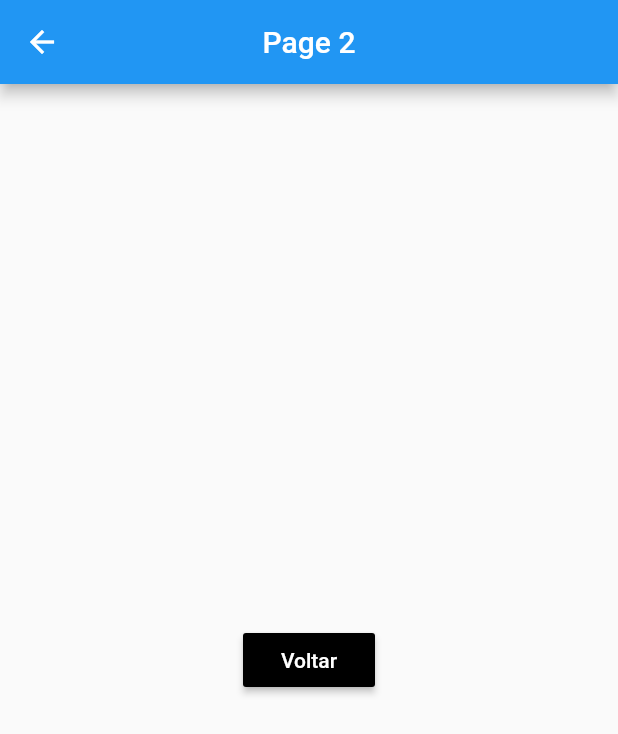
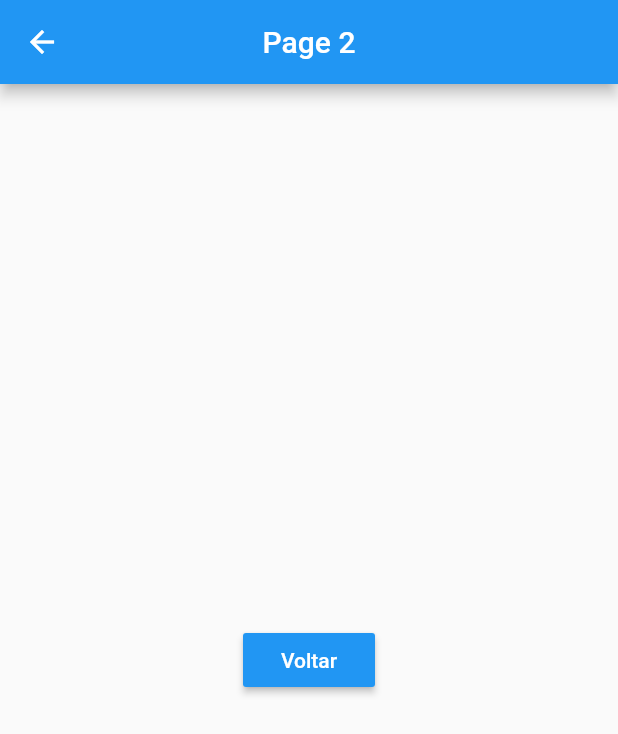
Before and after one commit to gabriellopesjds/flutter_widgets, a Flutter app: the screen it shows after launch, after a tap on "Page 2", on a phone screen of 412 x 824 dp. Shown: the top 734 px of the screen. Run offline on Flutter 3.47's test engine with Material 2 defaults, Android fonts, the phone set to English and light mode, and no system bars.

Commit message:
Criando componentes de Navegação

```diff
--- a/lib/home_page.dart
+++ b/lib/home_page.dart
@@ -1,7 +1,9 @@
 import 'package:flutter/material.dart';
+import 'package:flutter_widgets/nav/nav.dart';
 import 'package:flutter_widgets/pages/hello_page1.dart';
 import 'package:flutter_widgets/pages/hello_page2.dart';
 import 'package:flutter_widgets/pages/hello_page3.dart';
+import 'package:flutter_widgets/widgets/blue_button.dart';
 
 class HomePage extends StatelessWidget {
   @override
@@ -49,17 +51,17 @@ class HomePage extends StatelessWidget {
         Row(
           mainAxisAlignment: MainAxisAlignment.spaceEvenly,
           children: <Widget>[
-            _buildButton(context, "ListView", () => _onClickNavigator(context, HelloPage1())),
-            _buildButton(context, "Page 2", () => _onClickNavigator(context, HelloPage2())),
-            _buildButton(context, "Page 3",() => _onClickNavigator(context, HelloPage3())),
+            BlueButton("ListView", () => _onClickNavigator(context, HelloPage1())),
+            BlueButton("Page 2", () => _onClickNavigator(context, HelloPage2())),
+            BlueButton("Page 3",() => _onClickNavigator(context, HelloPage3())),
           ],
         ),
         Row(
           mainAxisAlignment: MainAxisAlignment.spaceEvenly,
           children: <Widget>[
-            _buildButton(context, "Snack", () => _onClickSnack),
-            _buildButton(context, "Dialog", () => _onClickDialog()),
-            _buildButton(context, "Toast", () => _onClickToast()),
+            BlueButton("Snack", () => _onClickSnack),
+            BlueButton("Dialog", () => _onClickDialog()),
+            BlueButton("Toast", () => _onClickToast()),
           ],
         )
       ],
@@ -74,21 +76,8 @@ class HomePage extends StatelessWidget {
 
   Function _onClickToast() {}
 
-  _buildButton(context, String text, Function onPressed) {
-    return RaisedButton(
-      color: Colors.blue,
-      child: Text(
-        text,
-        style: TextStyle(color: Colors.white),
-      ),
-      onPressed: onPressed
-    );
-  }
-
   void _onClickNavigator(BuildContext context, Widget page) async {
-    String retorno = await Navigator.push(context, MaterialPageRoute(builder: (BuildContext context) {
-      return page;
-    }));
+    String retorno = await push(context, page);
     print(retorno);
   }
 
--- /dev/null
+++ b/lib/nav/nav.dart
@@ -0,0 +1,11 @@
+import 'package:flutter/material.dart';
+
+Future push(context, page){
+  return Navigator.push(context, MaterialPageRoute(builder: (BuildContext context) {
+    return page;
+  }));
+}
+
+pop(context, dynamic obj){
+  Navigator.pop(context, obj);
+}
--- a/lib/pages/hello_page2.dart
+++ b/lib/pages/hello_page2.dart
@@ -1,4 +1,6 @@
 import 'package:flutter/material.dart';
+import 'package:flutter_widgets/nav/nav.dart';
+import 'package:flutter_widgets/widgets/blue_button.dart';
 
 class HelloPage2 extends StatelessWidget {
   @override
@@ -14,20 +16,11 @@ class HelloPage2 extends StatelessWidget {
 
   _buildBody(context) {
     return Center(
-      child: RaisedButton(
-        child: Text(
-          "Voltar",
-          style: TextStyle(color: Colors.white),
-        ),
-        onPressed: () {
-          _onClickVoltar(context);
-        },
-        color: Colors.black,
-      ),
+      child: BlueButton("Voltar", () => _onClickVoltar(context)),
     );
   }
 
   _onClickVoltar(context){
-    Navigator.pop(context, "Page 2");
+    pop(context, "Page 2");
   }
 }
--- /dev/null
+++ b/lib/widgets/blue_button.dart
@@ -0,0 +1,22 @@
+import 'package:flutter/material.dart';
+
+class BlueButton extends StatelessWidget {
+
+  String text;
+  Function onPressed;
+
+
+  BlueButton(this.text, this.onPressed);
+
+  @override
+  Widget build(BuildContext context) {
+    return RaisedButton(
+        color: Colors.blue,
+        child: Text(
+          text,
+          style: TextStyle(color: Colors.white),
+        ),
+        onPressed: onPressed
+    );
+  }
+}
```
Also changed, not shown: lib/pages/hello_page3.dart (+4 -11 lines).
